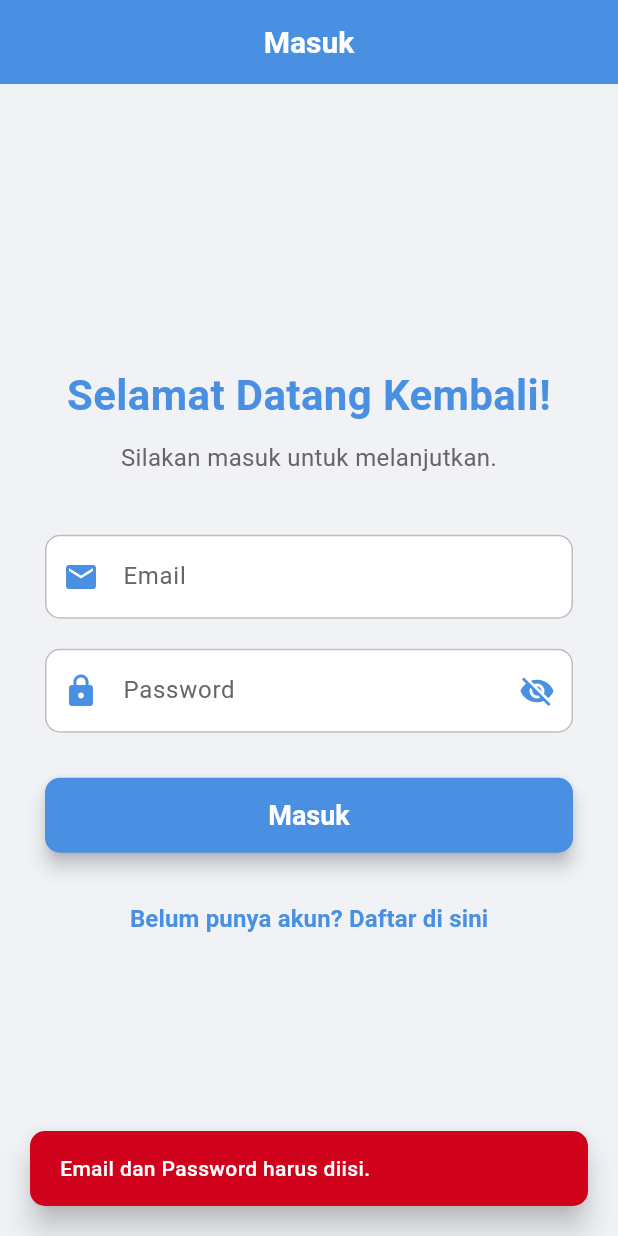
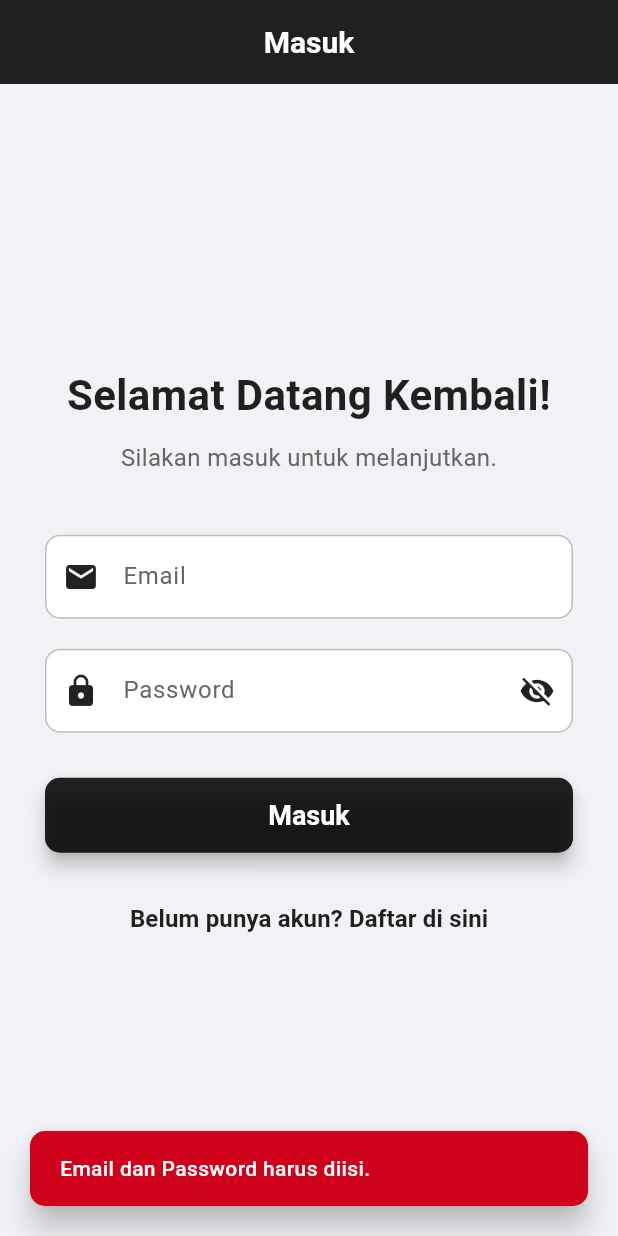
Before and after one commit to moqi201/salon_bunda, a Flutter app: the screen it shows after launch, after a tap on "Masuk", on a phone screen of 412 x 824 dp. Run offline on Flutter 3.47's test engine with Material 3 defaults, Android fonts, the phone set to English and light mode, and no system bars; our stand-ins replace carousel_slider, curved_navigation_bar, image_picker, lottie, shared_preferences; accounts and stored records are empty.

Commit message:
Mengubah warna dan menambahkan service

```diff
--- a/lib/main.dart
+++ b/lib/main.dart
@@ -1,20 +1,22 @@
 import 'package:flutter/material.dart';
 import 'package:salon_bunda/salon/screen/home_screen.dart';
 import 'package:salon_bunda/salon/screen/login_register.dart';
-import 'package:salon_bunda/salon/screen/splash_screen.dart'; // Import SplashScreen yang baru Anda buat
-// import 'package:shared_preferences/shared_preferences.dart'; // Tidak lagi diperlukan di main.dart
-// import 'package:salon_bunda/salon/service/api_service.dart'; // Tidak lagi diperlukan di main.dart
+import 'package:salon_bunda/salon/service/api_service.dart'; // Pastikan path ini benar
 
 void main() async {
   WidgetsFlutterBinding.ensureInitialized();
-  // Tidak perlu lagi memeriksa token di sini.
-  // Pemeriksaan token akan dilakukan di dalam SplashScreen.
-  runApp(const MyApp()); // MyApp sekarang selalu dimulai dengan SplashScreen
+  // Periksa apakah token sudah ada saat aplikasi dimulai
+  final String? token = await ApiService.getToken();
+  // Tentukan rute awal berdasarkan keberadaan token
+  final String initialRoute =
+      token != null && token.isNotEmpty ? '/home' : '/login';
+
+  runApp(MyApp(initialRoute: initialRoute));
 }
 
 class MyApp extends StatelessWidget {
-  // initialRoute tidak lagi diperlukan di sini karena kita menggunakan home
-  const MyApp({Key? key}) : super(key: key);
+  final String initialRoute;
+  const MyApp({super.key, required this.initialRoute});
 
   @override
   Widget build(BuildContext context) {
@@ -25,11 +27,16 @@ class MyApp extends StatelessWidget {
         visualDensity: VisualDensity.adaptivePlatformDensity,
         appBarTheme: const AppBarTheme(
           color: Colors.blue,
-          titleTextStyle: TextStyle(color: Colors.white, fontSize: 20, fontWeight: FontWeight.bold),
+          titleTextStyle: TextStyle(
+            color: Colors.white,
+            fontSize: 20,
+            fontWeight: FontWeight.bold,
+          ),
           iconTheme: IconThemeData(color: Colors.white),
         ),
       ),
-      home: const SplashScreen(), // Atur SplashScreen sebagai halaman awal
+      // Menggunakan initialRoute untuk menentukan halaman pertama
+      initialRoute: initialRoute,
       routes: {
         '/login': (context) => const LoginRegisterScreen(),
         '/home': (context) => const HomeScreen(),
--- a/lib/salon/screen/booking_list_screen.dart
+++ b/lib/salon/screen/booking_list_screen.dart
@@ -69,12 +69,12 @@ class _BookingScreenState extends State<BookingScreen> {
               onSurface: Colors.white,
               // Background for selected date bubble in month view
               secondary:
-                  _primaryAccentBlue, // Use primary accent for secondary too
+                  _lightGreyBackground, // Use primary accent for secondary too
               onSecondary: Colors.white,
             ),
             textButtonTheme: TextButtonThemeData(
               style: TextButton.styleFrom(
-                foregroundColor: _primaryAccentBlue, // Blue text buttons
+                foregroundColor: Colors.white, // Blue text buttons
               ),
             ),
             // Ensure other text styles within the date picker match
@@ -115,7 +115,7 @@ class _BookingScreenState extends State<BookingScreen> {
             ),
             textButtonTheme: TextButtonThemeData(
               style: TextButton.styleFrom(
-                foregroundColor: _primaryAccentBlue, // Blue text buttons
+                foregroundColor: Colors.white, // Blue text buttons
               ),
             ),
             // Ensure other text styles within the time picker match
--- a/lib/salon/screen/login_register.dart
+++ b/lib/salon/screen/login_register.dart
@@ -23,7 +23,7 @@ class _LoginRegisterScreenState extends State<LoginRegisterScreen> {
   bool _isPasswordVisible = false; // State untuk toggle visibilitas password
 
   // Definisikan palet warna yang konsisten
-  static const Color _primaryColor = Color(0xFF4A90E2); // Biru yang menarik
+  static const Color _primaryColor = Colors.black87; // Biru yang menarik
   static const Color _accentColor = Color(0xFF50E3C2); // Aksen hijau muda
   static const Color _textColor = Color(0xFF333333); // Warna teks gelap
   static const Color _lightTextColor = Color(
--- a/lib/salon/screen/profil_screen.dart
+++ b/lib/salon/screen/profil_screen.dart
@@ -244,7 +244,7 @@ class ProfileScreen extends StatelessWidget {
                           _buildManagementButton(
                             context,
                             icon: Icons.delete_sweep_outlined,
-                            label: 'Manage Services (Delete)',
+                            label: 'Manage Services ',
                             onTap: () {
                               Navigator.push(
                                 context,
@@ -258,7 +258,7 @@ class ProfileScreen extends StatelessWidget {
                           _buildManagementButton(
                             context,
                             icon: Icons.edit_calendar_outlined,
-                            label: 'Manage Bookings (Edit)',
+                            label: 'Manage Bookings ',
                             onTap: () {
                               Navigator.push(
                                 context,
--- a/lib/salon/screen/service_list_screen.dart
+++ b/lib/salon/screen/service_list_screen.dart
@@ -128,13 +128,18 @@ class _ServiceListScreenState extends State<ServiceListScreen>
                   hintText: 'Search for a perfect look...',
                   hintStyle: TextStyle(color: Colors.grey.shade600),
                   prefixIcon: const Icon(Icons.search, color: Colors.black54),
+                  suffixIcon: IconButton(
+                    icon: const Icon(Icons.search, color: Colors.black),
+                    onPressed: () {
+                      _filterServices(_searchController.text);
+                    },
+                  ),
                   border: InputBorder.none,
                   contentPadding: const EdgeInsets.symmetric(
                     vertical: 16.0,
                     horizontal: 15.0,
                   ),
                 ),
-                onChanged: _filterServices,
               ),
             ),
             const SizedBox(height: 20),
--- a/lib/salon/screen/splash_screen.dart
+++ b/lib/salon/screen/splash_screen.dart
@@ -1,133 +1,135 @@
-import 'package:flutter/material.dart';
-import 'package:lottie/lottie.dart';
-import 'dart:async'; // Untuk Timer
+// import 'dart:async'; // Untuk Timer
 
-// Import halaman utama Anda (ganti dengan nama file yang sesuai)
-import 'package:salon_bunda/salon/screen/login_register.dart';
+// import 'package:flutter/material.dart';
+// import 'package:lottie/lottie.dart';
+// // Import halaman utama Anda (ganti dengan nama file yang sesuai)
+// import 'package:salon_bunda/salon/screen/login_register.dart';
 
+// class SplashScreen extends StatefulWidget {
+//   const SplashScreen({super.key});
 
-class SplashScreen extends StatefulWidget {
-  const SplashScreen({super.key});
+//   @override
+//   State<SplashScreen> createState() => _SplashScreenState();
+// }
 
-  @override
-  State<SplashScreen> createState() => _SplashScreenState();
-}
+// class _SplashScreenState extends State<SplashScreen>
+//     with TickerProviderStateMixin {
+//   late AnimationController _fadeController;
+//   late Animation<double> _fadeAnimation;
+//   late AnimationController _scaleController;
+//   late Animation<double> _scaleAnimation;
+//   late AnimationController _lottieController; // Controller untuk animasi Lottie
 
-class _SplashScreenState extends State<SplashScreen> with TickerProviderStateMixin {
-  late AnimationController _fadeController;
-  late Animation<double> _fadeAnimation;
-  late AnimationController _scaleController;
-  late Animation<double> _scaleAnimation;
-  late AnimationController _lottieController; // Controller untuk animasi Lottie
+//   @override
+//   void initState() {
+//     super.initState();
 
-  @override
-  void initState() {
-    super.initState();
+//     // Inisialisasi AnimationController untuk FadeTransition
+//     _fadeController = AnimationController(
+//       duration: const Duration(seconds: 2), // Durasi fade in
+//       vsync: this,
+//     );
+//     _fadeAnimation = Tween<double>(begin: 0.0, end: 1.0).animate(
+//       CurvedAnimation(
+//         parent: _fadeController,
+//         curve: Curves.easeIn, // Kurva animasi ease-in
+//       ),
+//     );
 
-    // Inisialisasi AnimationController untuk FadeTransition
-    _fadeController = AnimationController(
-      duration: const Duration(seconds: 2), // Durasi fade in
-      vsync: this,
-    );
-    _fadeAnimation = Tween<double>(begin: 0.0, end: 1.0).animate(
-      CurvedAnimation(
-        parent: _fadeController,
-        curve: Curves.easeIn, // Kurva animasi ease-in
-      ),
-    );
+//     // Inisialisasi AnimationController untuk ScaleTransition
+//     _scaleController = AnimationController(
+//       duration: const Duration(seconds: 2), // Durasi scale
+//       vsync: this,
+//     );
+//     _scaleAnimation = Tween<double>(begin: 0.8, end: 1.0).animate(
+//       // Mulai dari 80% ukuran asli
+//       CurvedAnimation(
+//         parent: _scaleController,
+//         curve: Curves.easeOutBack, // Kurva animasi sedikit memantul di akhir
+//       ),
+//     );
 
-    // Inisialisasi AnimationController untuk ScaleTransition
-    _scaleController = AnimationController(
-      duration: const Duration(seconds: 2), // Durasi scale
-      vsync: this,
-    );
-    _scaleAnimation = Tween<double>(begin: 0.8, end: 1.0).animate( // Mulai dari 80% ukuran asli
-      CurvedAnimation(
-        parent: _scaleController,
-        curve: Curves.easeOutBack, // Kurva animasi sedikit memantul di akhir
-      ),
-    );
+//     // Inisialisasi AnimationController untuk Lottie
+//     _lottieController = AnimationController(vsync: this);
 
-    // Inisialisasi AnimationController untuk Lottie
-    _lottieController = AnimationController(vsync: this);
+//     // Jalankan animasi fade dan scale secara bersamaan
+//     _fadeController.forward();
+//     _scaleController.forward();
 
+//     // Navigasi ke halaman utama setelah beberapa saat (misal: 4 detik)
+//     Timer(const Duration(seconds: 4), () {
+//       // Pastikan widget masih mounted sebelum melakukan navigasi
+//       if (mounted) {
+//         Navigator.of(context).pushReplacement(
+//           MaterialPageRoute(
+//             builder: (context) => const LoginRegisterScreen(),
+//           ), // Ganti dengan halaman utama Anda
+//         );
+//       }
+//     });
 
-    // Jalankan animasi fade dan scale secara bersamaan
-    _fadeController.forward();
-    _scaleController.forward();
+//     // Loop Lottie animation (jika diinginkan)
+//     _lottieController.addStatusListener((status) {
+//       if (status == AnimationStatus.completed) {
+//         _lottieController.repeat(); // Ulangi animasi setelah selesai
+//       }
+//     });
+//   }
 
-    // Navigasi ke halaman utama setelah beberapa saat (misal: 4 detik)
-    Timer(const Duration(seconds: 4), () {
-      // Pastikan widget masih mounted sebelum melakukan navigasi
-      if (mounted) {
-        Navigator.of(context).pushReplacement(
-          MaterialPageRoute(builder: (context) => const LoginRegisterScreen()), // Ganti dengan halaman utama Anda
-        );
-      }
-    });
+//   @override
+//   void dispose() {
+//     _fadeController.dispose();
+//     _scaleController.dispose();
+//     _lottieController.dispose();
+//     super.dispose();
+//   }
 
-    // Loop Lottie animation (jika diinginkan)
-    _lottieController.addStatusListener((status) {
-      if (status == AnimationStatus.completed) {
-        _lottieController.repeat(); // Ulangi animasi setelah selesai
-      }
-    });
-  }
-
-  @override
-  void dispose() {
-    _fadeController.dispose();
-    _scaleController.dispose();
-    _lottieController.dispose();
-    super.dispose();
-  }
-
-  @override
-  Widget build(BuildContext context) {
-    return Scaffold(
-      backgroundColor: Colors.white, // Sesuaikan warna latar belakang
-      body: Center(
-        child: Column(
-          mainAxisAlignment: MainAxisAlignment.center,
-          children: [
-            // Efek Fade dan Scale pada gambar logo
-            FadeTransition(
-              opacity: _fadeAnimation,
-              child: ScaleTransition(
-                scale: _scaleAnimation,
-                child: Image.asset(
-                  'assets/images/WhatsApp Image 2025-06-24 at 14.06.07.jpeg', // Path gambar logo Anda
-                  width: 200, // Sesuaikan ukuran gambar
-                  height: 200,
-                ),
-              ),
-            ),
-            const SizedBox(height: 30),
-            // Animasi Lottie (opsional, sebagai indikator loading atau pemanis)
-            Lottie.asset(
-              'assets/lottie/Animation - 1751259356339.json', // Path animasi Lottie Anda
-              controller: _lottieController,
-              onLoaded: (composition) {
-                _lottieController
-                  ..duration = composition.duration
-                  ..forward();
-              },
-              width: 100, // Sesuaikan ukuran animasi Lottie
-              height: 100,
-              repeat: true, // Biarkan Lottie berulang
-            ),
-            const SizedBox(height: 20),
-            const Text(
-              'Studio Salon Glowrilla',
-              style: TextStyle(
-                fontSize: 24,
-                fontWeight: FontWeight.bold,
-                color: Colors.black87,
-              ),
-            ),
-          ],
-        ),
-      ),
-    );
-  }
-}
+//   @override
+//   Widget build(BuildContext context) {
+//     return Scaffold(
+//       backgroundColor: Colors.white, // Sesuaikan warna latar belakang
+//       body: Center(
+//         child: Column(
+//           mainAxisAlignment: MainAxisAlignment.center,
+//           children: [
+//             // Efek Fade dan Scale pada gambar logo
+//             FadeTransition(
+//               opacity: _fadeAnimation,
+//               child: ScaleTransition(
+//                 scale: _scaleAnimation,
+//                 child: Image.asset(
+//                   'assets/image/STUDIP.png', // Path gambar logo Anda
+//                   width: 200, // Sesuaikan ukuran gambar
+//                   height: 200,
+//                 ),
+//               ),
+//             ),
+//             const SizedBox(height: 30),
+//             // Animasi Lottie (opsional, sebagai indikator loading atau pemanis)
+//             Lottie.asset(
+//               'assets/lottie/Animation - 1751259356339.json', // Path animasi Lottie Anda
+//               controller: _lottieController,
+//               onLoaded: (composition) {
+//                 _lottieController
+//                   ..duration = composition.duration
+//                   ..forward();
+//               },
+//               width: 100, // Sesuaikan ukuran animasi Lottie
+//               height: 100,
+//               repeat: true, // Biarkan Lottie berulang
+//             ),
+//             const SizedBox(height: 20),
+//             const Text(
+//               'Studio Salon Glowrilla',
+//               style: TextStyle(
+//                 fontSize: 24,
+//                 fontWeight: FontWeight.bold,
+//                 color: Colors.black87,
+//               ),
+//             ),
+//           ],
+//         ),
+//       ),
+//     );
+//   }
+// }
--- a/lib/salon/screen/verif/hapus_service.dart
+++ b/lib/salon/screen/verif/hapus_service.dart
@@ -273,12 +273,6 @@ class _HapusServiceState extends State<HapusService> {
                                       ),
                                       const SizedBox(height: 5),
                                       Text(
-                                        // 'Rp ${service.price ?? 'N/A'}',
-                                        // style: TextStyle(
-                                        //   fontSize: 16,
-                                        //   color: Colors.black54,
-                                        //   fontWeight: FontWeight.w600,
-                                        // ),
                                         NumberFormat.currency(
                                           locale: 'id_ID',
                                           symbol: 'Rp',
```
Lines whose indentation alone changed are shown as unchanged.
